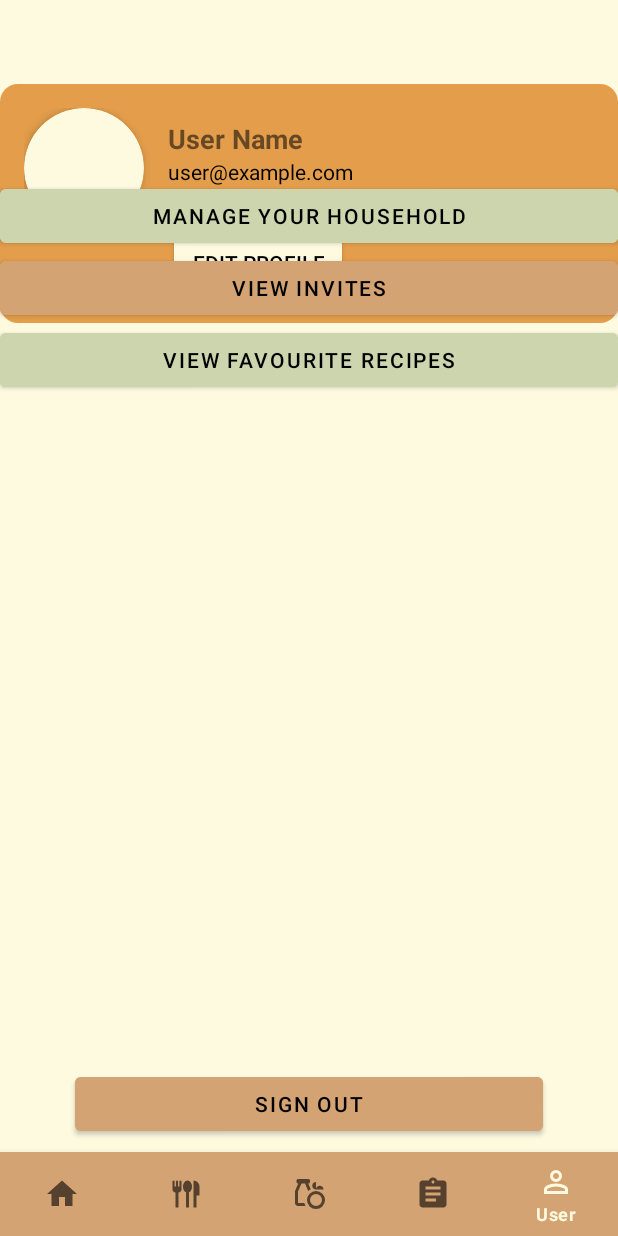
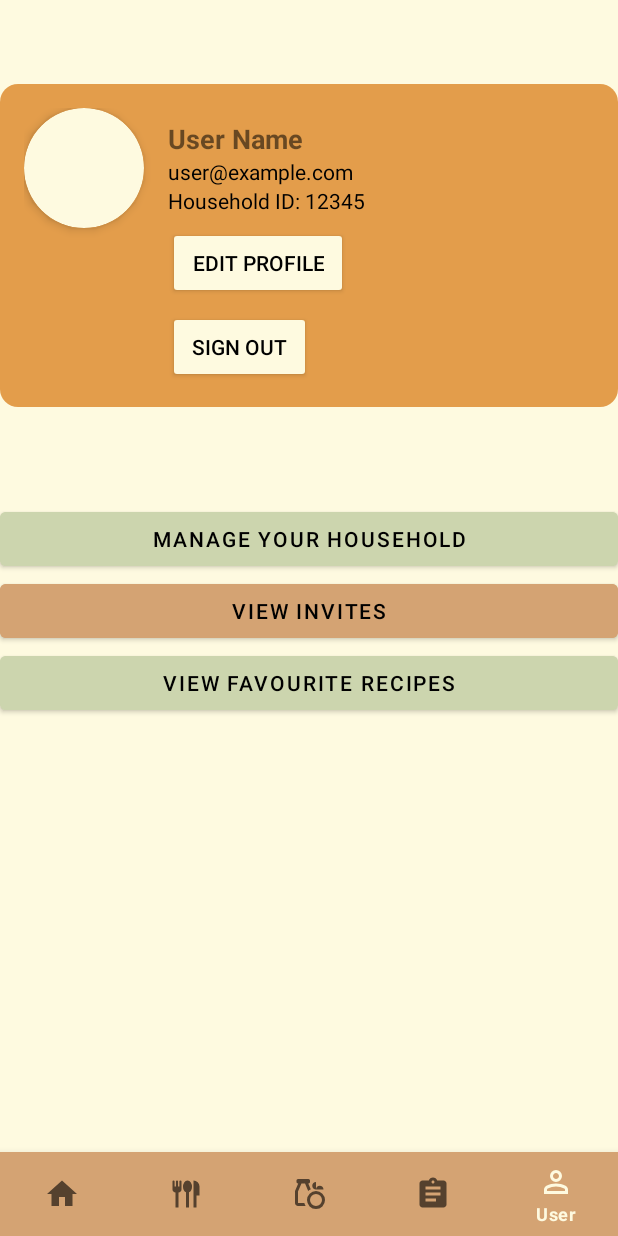
Before and after one commit to BadWolf02/LetMeCook, an Android app: the UserFragment screen opened through its navigation route, on a phone screen of 412 x 824 dp. Run offline under Robolectric (Android 15) with nearby library versions, the light colour scheme and no system bars; our stand-ins replace Firebase (no records; nobody signed in at launch, a user with empty details on screens opened directly), navigation-ui; pictures from the network do not load; 3 statements that could not run were skipped.

Commit message:
Edited the fragment_user layout to align better

```diff
--- a/app/src/main/res/layout/fragment_user.xml
+++ b/app/src/main/res/layout/fragment_user.xml
@@ -74,6 +74,17 @@
                 android:layout_marginTop="8dp"
                 style="?android:attr/buttonStyleSmall" />
 
+            <Button
+                android:id="@+id/sign_out"
+                style="?android:attr/buttonStyleSmall"
+                android:layout_width="wrap_content"
+                android:layout_height="wrap_content"
+                android:layout_marginTop="8dp"
+                android:text="@string/sign_out"
+                android:textColor="?attr/colorOnSecondary"
+                app:layout_constraintEnd_toEndOf="parent"
+                app:layout_constraintStart_toEndOf="@id/edit_profile" />
+
         </LinearLayout>
 
     </LinearLayout>
@@ -87,7 +98,7 @@
         android:backgroundTint="?attr/colorSecondaryVariant"
         android:text="@string/manage_your_household"
         android:textColor="?attr/colorOnSecondary"
-        app:layout_constraintTop_toTopOf="parent" />
+        app:layout_constraintTop_toBottomOf="@id/profile" />
 
     <Button
         android:id="@+id/inviteButton"
@@ -107,19 +118,5 @@
         android:textColor="?attr/colorOnSecondary"
         app:layout_constraintTop_toBottomOf="@id/inviteButton"/>
 
-    <Button
-        android:id="@+id/sign_out"
-        android:layout_width="0dp"
-        android:layout_height="wrap_content"
-        android:layout_marginHorizontal="50dp"
-        android:layout_marginTop="20dp"
-        android:layout_marginBottom="64dp"
-        android:backgroundTint="?attr/colorAccent"
-        android:text="@string/sign_out"
-        android:textColor="?attr/colorOnSecondary"
-        app:layout_constraintBottom_toBottomOf="parent"
-        app:layout_constraintEnd_toEndOf="parent"
-        app:layout_constraintStart_toStartOf="parent" />
-
 
 </androidx.constraintlayout.widget.ConstraintLayout>
```
